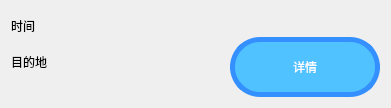
Above: ui_class/record_interface.ui from reflux18d/MaiGO before the change. Below: the same form after it.
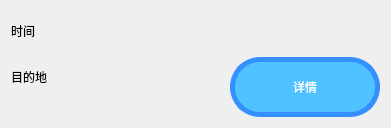
That is the form after the change.

Patch:
```diff
--- a/ui_class/record_interface.ui
+++ b/ui_class/record_interface.ui
@@ -7,7 +7,7 @@
     <x>0</x>
     <y>0</y>
     <width>391</width>
-    <height>108</height>
+    <height>128</height>
    </rect>
   </property>
   <property name="sizePolicy">
```
Left out of the diff: 4 changed lines with no effect on the pictures.
